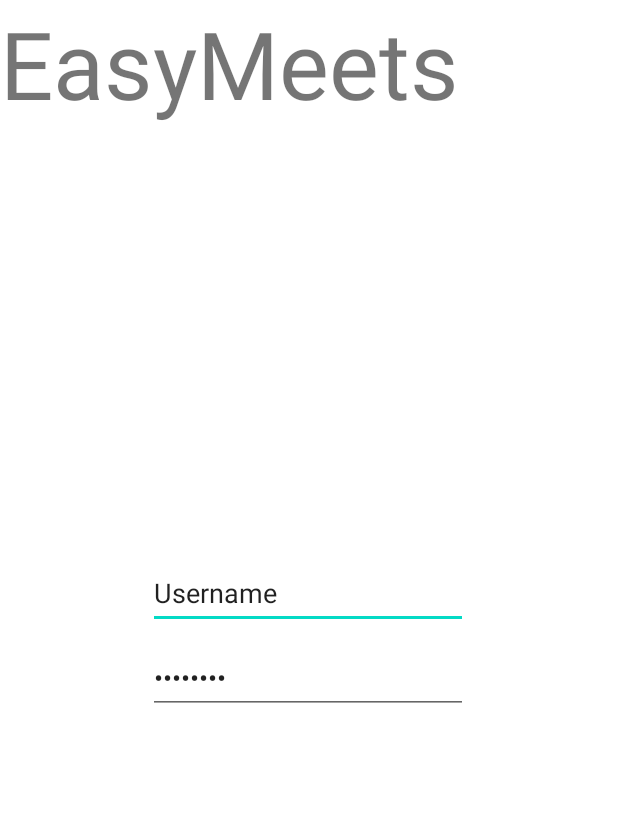
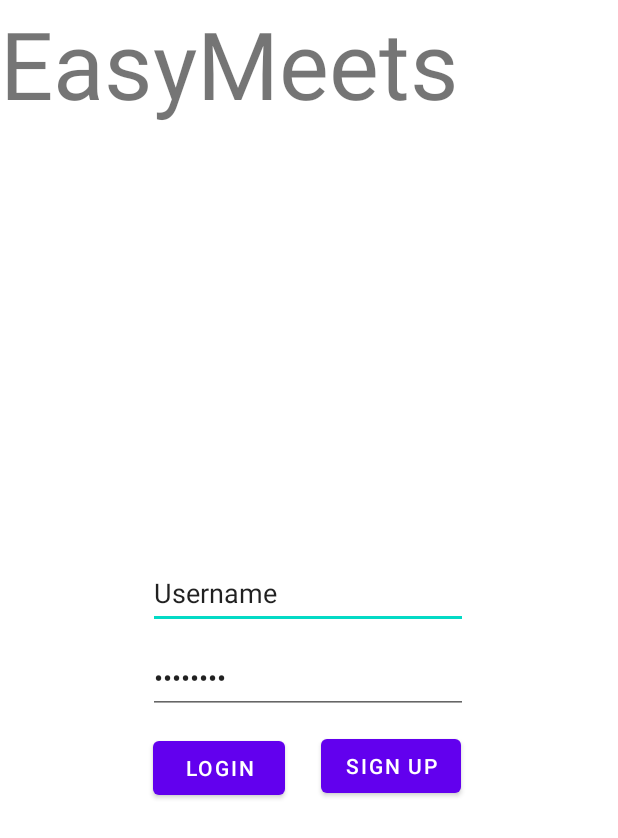
Before and after one commit to AntrayS/Senior-Project, an Android app: the layout login.xml on its own in the app's theme, with its tools: preview values and no code run, on a phone screen of 412 x 824 dp. Shown: the top 838 px of the screen. Run offline under Robolectric (Android 15) with nearby library versions, the phone set to English and light mode, and no system bars.

Commit message:
Updated Login Screen

```diff
--- a/app/src/main/res/layout/login.xml
+++ b/app/src/main/res/layout/login.xml
@@ -49,4 +49,32 @@
         tools:layout_editor_absoluteX="52dp"
         tools:layout_editor_absoluteY="137dp" />
 
+    <Button
+        android:id="@+id/button"
+        android:layout_width="wrap_content"
+        android:layout_height="wrap_content"
+        android:layout_marginStart="101dp"
+        android:layout_marginTop="441dp"
+        android:layout_marginEnd="222dp"
+        android:layout_marginBottom="242dp"
+        android:text="Login"
+        app:layout_constraintBottom_toBottomOf="parent"
+        app:layout_constraintEnd_toEndOf="parent"
+        app:layout_constraintStart_toStartOf="parent"
+        app:layout_constraintTop_toTopOf="parent" />
+
+    <Button
+        android:id="@+id/button2"
+        android:layout_width="wrap_content"
+        android:layout_height="wrap_content"
+        android:layout_marginStart="213dp"
+        android:layout_marginTop="440dp"
+        android:layout_marginEnd="104dp"
+        android:layout_marginBottom="243dp"
+        android:text="Sign up"
+        app:layout_constraintBottom_toBottomOf="parent"
+        app:layout_constraintEnd_toEndOf="parent"
+        app:layout_constraintStart_toStartOf="parent"
+        app:layout_constraintTop_toTopOf="parent" />
+
 </androidx.constraintlayout.widget.ConstraintLayout>
```
